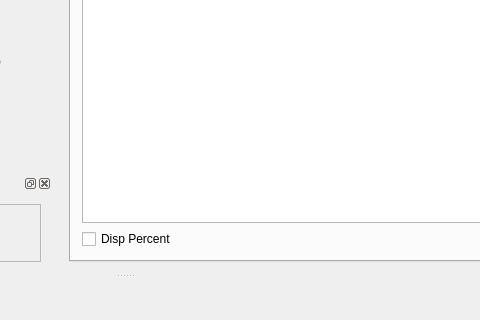
Qt form src/DNNLab/mainwindow.ui (edeforas/BeeDNN) before a commit; both pictures show x 446 to 926 and y 417 to 737 of the 1141 by 737 pixel window.
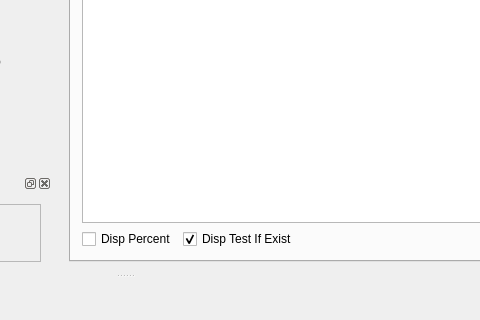
The same form after that commit. The open tabs and pages were chosen to show the change. Custom widgets are drawn as their Qt base class.

```diff
--- a/src/DNNLab/mainwindow.ui
+++ b/src/DNNLab/mainwindow.ui
@@ -157,6 +157,16 @@
               </property>
              </widget>
             </item>
+            <item>
+             <widget class="QCheckBox" name="cbDispTestIfExist">
+              <property name="text">
+               <string>Disp Test If Exist</string>
+              </property>
+              <property name="checked">
+               <bool>true</bool>
+              </property>
+             </widget>
+            </item>
             <item>
              <spacer name="horizontalSpacer_5">
               <property name="orientation">
```
